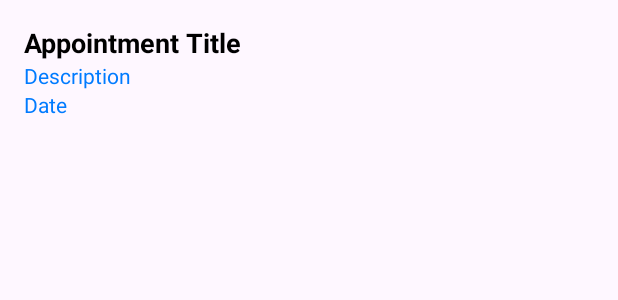
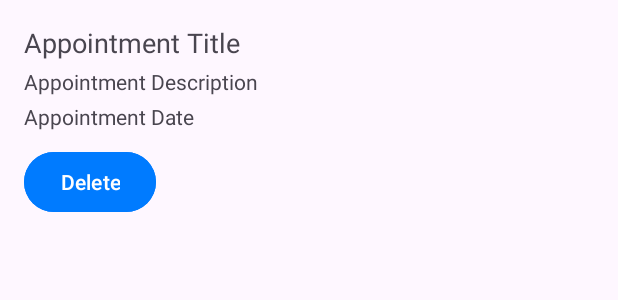
Before and after one commit to valtrinacacaj/MedicalApplication_PaisjeMobile, an Android app: the layout appointment_item.xml on its own in the app's theme, with its tools: preview values and no code run, on a phone screen of 412 x 824 dp. Shown: the top 300 px of the screen. Run offline under Robolectric (Android 15) with nearby library versions, the phone set to English and light mode, and no system bars.

Commit message:
shtimi i delete te appointments

```diff
--- a/app/src/main/res/layout/appointment_item.xml
+++ b/app/src/main/res/layout/appointment_item.xml
@@ -2,32 +2,40 @@
 <LinearLayout xmlns:android="http://schemas.android.com/apk/res/android"
     android:layout_width="match_parent"
     android:layout_height="wrap_content"
+    android:padding="16dp"
     android:orientation="vertical"
-    android:padding="16dp">
+    android:layout_marginBottom="10dp">
 
     <TextView
-        android:id="@+id/appointment_title"
-        android:layout_width="match_parent"
+        android:id="@+id/appointmentTitle"
+        android:layout_width="wrap_content"
         android:layout_height="wrap_content"
         android:text="Appointment Title"
-        android:textSize="18sp"
-        android:textColor="@color/black"
-        android:textStyle="bold" />
+        android:textSize="18sp"/>
 
     <TextView
-        android:id="@+id/appointment_description"
-        android:layout_width="match_parent"
+        android:id="@+id/appointmentDescription"
+        android:layout_width="wrap_content"
         android:layout_height="wrap_content"
-        android:text="Description"
+        android:text="Appointment Description"
         android:textSize="14sp"
-        android:textColor="@color/blue" />
+        android:layout_marginTop="4dp"/>
 
     <TextView
-        android:id="@+id/appointment_date"
-        android:layout_width="match_parent"
+        android:id="@+id/appointmentDate"
+        android:layout_width="wrap_content"
         android:layout_height="wrap_content"
-        android:text="Date"
+        android:text="Appointment Date"
         android:textSize="14sp"
-        android:textColor="@color/blue" />
+        android:layout_marginTop="4dp"/>
 
+    <!-- Butoni për fshirjen e këtij appointment -->
+    <Button
+        android:id="@+id/deleteButton"
+        android:layout_width="wrap_content"
+        android:layout_height="wrap_content"
+        android:text="Delete"
+        android:layout_marginTop="10dp"
+        android:backgroundTint="@color/blue"
+        android:textColor="@android:color/white"/>
 </LinearLayout>
--- a/app/src/main/res/values/strings.xml
+++ b/app/src/main/res/values/strings.xml
@@ -1,6 +1,6 @@
 <resources>
     <string name="app_name">MedicalApplication_PaisjeMobile</string>
-    <string-array name="schedule_options">
+    <string-array name="scheduler_options">
         <item>Morning</item>
         <item>Afternoon</item>
         <item>Evening</item>
```
Also changed, not shown: app/src/main/java/com/fiek/medicalapplication_paisjemobile/Appointment.java (+9 -13 lines), app/src/main/java/com/fiek/medicalapplication_paisjemobile/AppointmentAdapter.java (+43 -20 lines), app/src/main/java/com/fiek/medicalapplication_paisjemobile/DatabaseHelper.java (+14 -0 lines), app/src/main/java/com/fiek/medicalapplication_paisjemobile/UpcomingAppointmentActivity.java (+16 -22 lines), app/src/main/java/com/fiek/medicalapplication_paisjemobile/UploadMedication.java (+7 -27 lines), app/src/main/res/layout/activity_uploadmedication.xml (+11 -10 lines), app/src/main/res/layout/medication_item.xml (+4 -3 lines).
